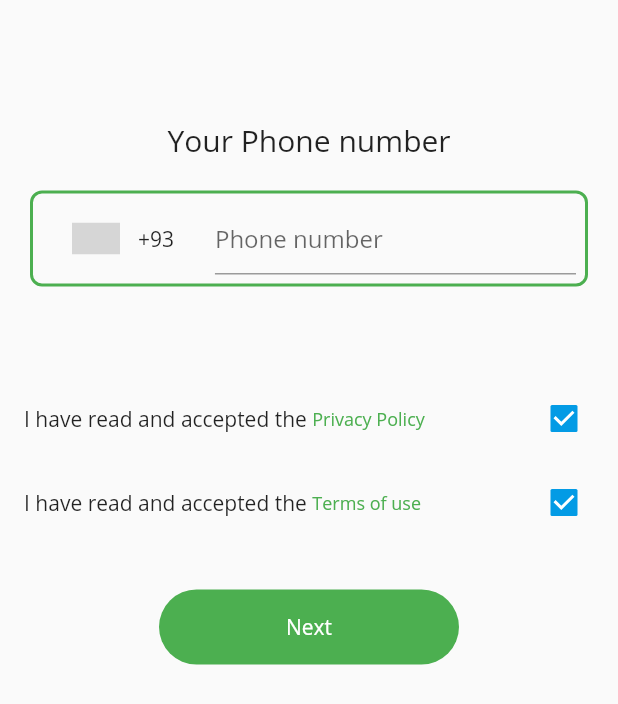
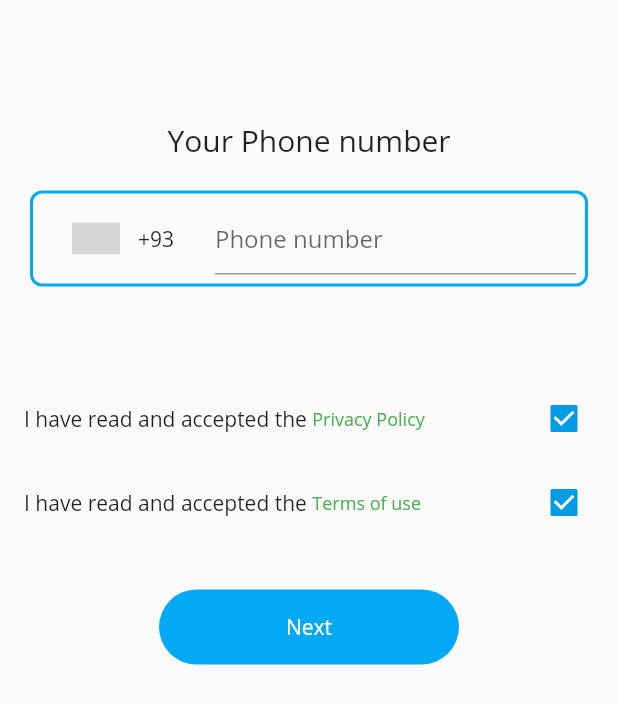
Before and after one commit to Jimah259/Uchat, a Flutter app: the screen it shows after launch, on a phone screen of 412 x 824 dp. Shown: the top 704 px of the screen. Run offline on Flutter 3.47's test engine with Material 2 defaults, Android fonts, the phone set to English and light mode, and no system bars; drawn by our look-alikes of intl_phone_number_input; our stand-ins replace camera, firebase_core, flutter_svg, socket_io_client, video_player; missing offline and left inert: emoji_picker_2; accounts and stored records are empty; grey boxes are pictures that could not be loaded.

Commit message:
initial commit

```diff
--- a/lib/Screens/LoginScreen.dart
+++ b/lib/Screens/LoginScreen.dart
@@ -102,7 +102,7 @@ class _BodyState extends State<Body> {
               padding: const EdgeInsets.all(20.0),
               child: Container(
                 decoration: BoxDecoration(
-                    border: Border.all(color: Colors.green, width: 2),
+                    border: Border.all(color: Colors.lightBlue, width: 2),
                     borderRadius: BorderRadius.circular(8)),
                 child: Padding(
                   padding: const EdgeInsets.all(6.0),
@@ -174,7 +174,7 @@ class _BodyState extends State<Body> {
                   shape: RoundedRectangleBorder(
                       borderRadius: BorderRadius.circular(25)),
                   fixedSize: Size(200, 50),
-                  backgroundColor: Colors.green,
+                  backgroundColor: Colors.lightBlue,
                   primary: Colors.white),
               onPressed: () {
                 if (readPrivacy && readTerms == !false) {
```
